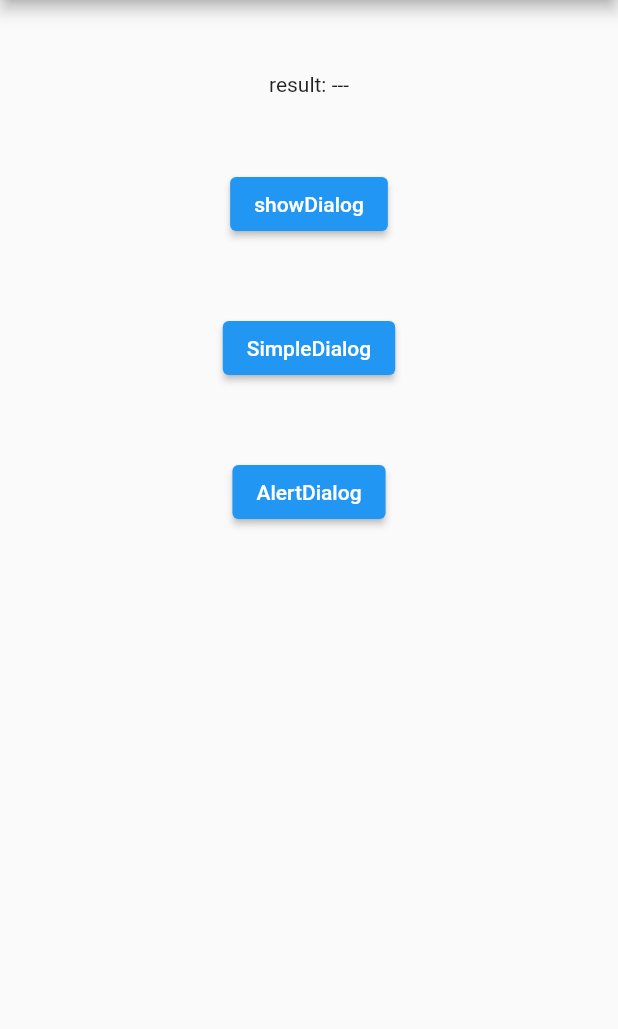
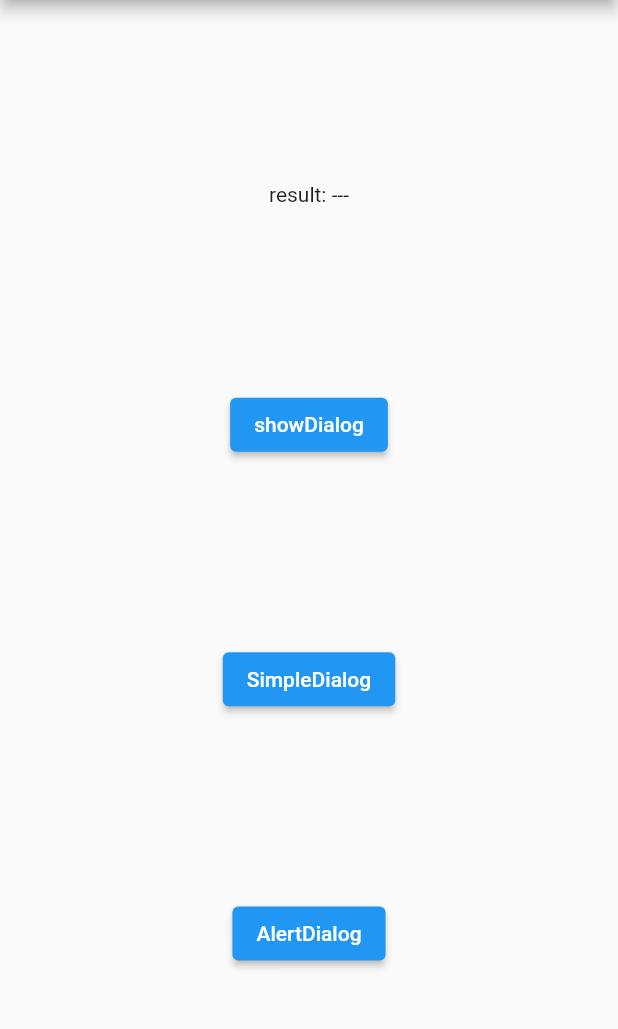
Before and after one commit to nshiraki/flutter-sandbox, a Flutter app: the screen it shows after launch, on a phone screen of 412 x 824 dp, the part 84-1113 px from its top. Run offline on Flutter 3.47's test engine with Material 2 defaults, Android fonts, the phone set to English and light mode, and no system bars.

Commit message:
mainAxisAlignmentで等間隔で配置する様に修正

```diff
--- a/dialog_ex/lib/main.dart
+++ b/dialog_ex/lib/main.dart
@@ -43,7 +43,6 @@ class _MyHomePageState extends State<MyHomePage> {
 
   @override
   Widget build(BuildContext context) {
-    const margin = 48.0;
 
     return Scaffold(
       appBar: AppBar(
@@ -51,17 +50,19 @@ class _MyHomePageState extends State<MyHomePage> {
       ),
       body: Center(
         child: Column(
+          // 等間隔に配置
+          mainAxisAlignment: MainAxisAlignment.spaceEvenly,
           children: [
-            const SizedBox(height: margin),
+            // ダイアログの結果を表示
             Text(_resultString),
-            const SizedBox(height: margin),
+            // showDialogでダイアログを起動
             ElevatedButton(
                 onPressed: _showDialog, child: const Text('showDialog')),
-            const SizedBox(height: margin),
+            // SimpleDialogでダイアログを起動
             ElevatedButton(
                 onPressed: _showSimpleDialog,
                 child: const Text('SimpleDialog')),
-            const SizedBox(height: margin),
+            // AlertDialogでダイアログを起動
             ElevatedButton(
                 onPressed: _showAlertDialog, child: const Text('AlertDialog')),
           ],
```
